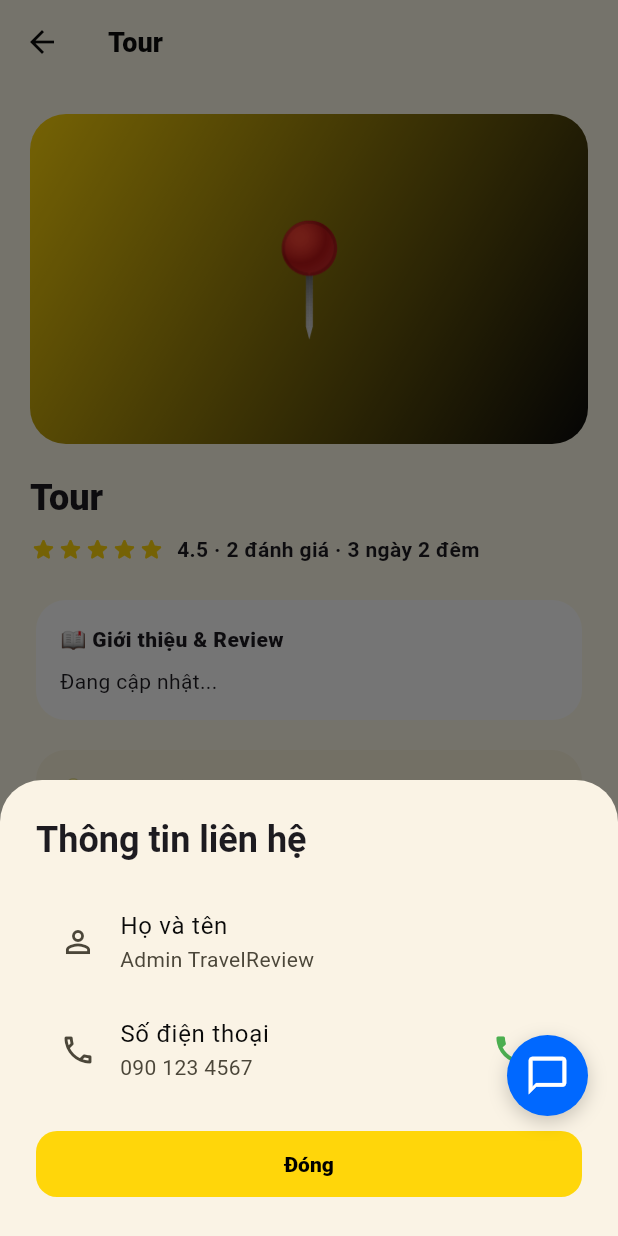
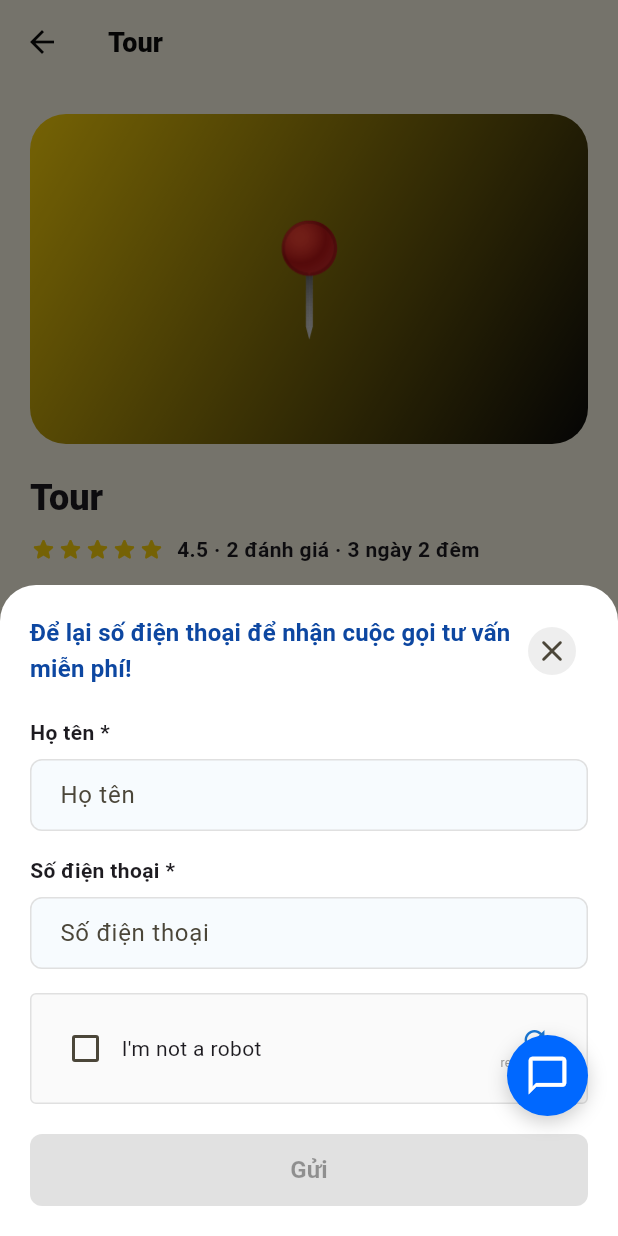
Before and after one commit to tantrung604-byte/travelreview, a Flutter app: the TourDetailScreen screen opened directly with empty values, after a tap on "Liên hệ", on a phone screen of 412 x 824 dp. Run offline on Flutter 3.47's test engine with Material 3 defaults, Android fonts, the phone set to English and light mode, and no system bars; our stand-ins replace cloud_firestore, firebase_auth, firebase_core, firebase_storage, flutter_riverpod, go_router and 2 more; accounts and stored records are empty.

Commit message:
Update contact modal UI to match provided design

```diff
--- a/lib/features/tour/tour_detail_screen.dart
+++ b/lib/features/tour/tour_detail_screen.dart
@@ -130,43 +130,14 @@ class _TourDetailScreenState extends ConsumerState<TourDetailScreen> {
           onPressed: () {
             showModalBottomSheet(
               context: context,
-              builder: (context) => Padding(
-                padding: const EdgeInsets.all(24),
-                child: Column(
-                  mainAxisSize: MainAxisSize.min,
-                  crossAxisAlignment: CrossAxisAlignment.start,
-                  children: [
-                    Text('Thông tin liên hệ', style: theme.textTheme.headlineSmall?.copyWith(fontWeight: FontWeight.bold)),
-                    const SizedBox(height: 16),
-                    const ListTile(
-                      leading: Icon(Icons.person_outline),
-                      title: Text('Họ và tên'),
-                      subtitle: Text('Admin TravelReview'),
-                    ),
-                    ListTile(
-                      leading: const Icon(Icons.phone_outlined),
-                      title: const Text('Số điện thoại'),
-                      subtitle: const Text('090 123 4567'),
-                      trailing: IconButton(
-                        icon: const Icon(Icons.call, color: Colors.green),
-                        onPressed: () async {
-                          final url = Uri.parse('tel:0901234567');
-                          if (await canLaunchUrl(url)) {
-                            await launchUrl(url);
-                          }
-                        },
-                      ),
-                    ),
-                    const SizedBox(height: 16),
-                    SizedBox(
-                      width: double.infinity,
-                      child: FilledButton(
-                        onPressed: () => Navigator.pop(context),
-                        child: const Text('Đóng'),
-                      ),
-                    ),
-                  ],
-                ),
+              isScrollControlled: true,
+              backgroundColor: Colors.white,
+              shape: const RoundedRectangleBorder(
+                borderRadius: BorderRadius.vertical(top: Radius.circular(24)),
+              ),
+              builder: (context) => _ContactFormModal(
+                tourTitle: title,
+                onSend: (name, phone) => _sendContactEmail(title),
               ),
             );
           },
@@ -480,3 +451,151 @@ class _ReviewData {
   final String content;
   final String date;
 }
+
+class _ContactFormModal extends StatefulWidget {
+  final String tourTitle;
+  final Function(String name, String phone) onSend;
+
+  const _ContactFormModal({required this.tourTitle, required this.onSend});
+
+  @override
+  State<_ContactFormModal> createState() => _ContactFormModalState();
+}
+
+class _ContactFormModalState extends State<_ContactFormModal> {
+  final _nameController = TextEditingController();
+  final _phoneController = TextEditingController();
+  bool _isRobotChecked = false;
+
+  @override
+  void dispose() {
+    _nameController.dispose();
+    _phoneController.dispose();
+    super.dispose();
+  }
+
+  @override
+  Widget build(BuildContext context) {
+    final theme = Theme.of(context);
+
+    return Container(
+      padding: EdgeInsets.only(
+        left: 20,
+        right: 20,
+        top: 20,
+        bottom: MediaQuery.of(context).viewInsets.bottom + 20,
+      ),
+      child: Column(
+        mainAxisSize: MainAxisSize.min,
+        crossAxisAlignment: CrossAxisAlignment.start,
+        children: [
+          Row(
+            mainAxisAlignment: MainAxisAlignment.spaceBetween,
+            children: [
+              Expanded(
+                child: Text(
+                  'Để lại số điện thoại để nhận cuộc gọi tư vấn miễn phí!',
+                  style: theme.textTheme.titleMedium?.copyWith(
+                    fontWeight: FontWeight.bold,
+                    color: Colors.blue.shade900,
+                  ),
+                ),
+              ),
+              IconButton(
+                onPressed: () => Navigator.pop(context),
+                icon: const Icon(Icons.close_rounded),
+                style: IconButton.styleFrom(
+                  backgroundColor: Colors.grey.shade200,
+                  padding: EdgeInsets.zero,
+                  minimumSize: const Size(32, 32),
+                ),
+              ),
+            ],
+          ),
+          const SizedBox(height: 20),
+          const Text('Họ tên *', style: TextStyle(fontWeight: FontWeight.w600)),
+          const SizedBox(height: 8),
+          TextField(
+            controller: _nameController,
+            decoration: InputDecoration(
+              hintText: 'Họ tên',
+              fillColor: Colors.blue.shade50.withOpacity(0.3),
+              filled: true,
+              border: OutlineInputBorder(
+                borderRadius: BorderRadius.circular(8),
+                borderSide: BorderSide(color: Colors.grey.shade300),
+              ),
+              enabledBorder: OutlineInputBorder(
+                borderRadius: BorderRadius.circular(8),
+                borderSide: BorderSide(color: Colors.grey.shade300),
+              ),
+              contentPadding: const EdgeInsets.symmetric(horizontal: 16, vertical: 12),
+            ),
+          ),
+          const SizedBox(height: 16),
+          const Text('Số điện thoại *', style: TextStyle(fontWeight: FontWeight.w600)),
+          const SizedBox(height: 8),
+          TextField(
+            controller: _phoneController,
+            keyboardType: TextInputType.phone,
+            decoration: InputDecoration(
+              hintText: 'Số điện thoại',
+              fillColor: Colors.blue.shade50.withOpacity(0.3),
+              filled: true,
+              border: OutlineInputBorder(
+                borderRadius: BorderRadius.circular(8),
+                borderSide: BorderSide(color: Colors.grey.shade300),
+              ),
+              enabledBorder: OutlineInputBorder(
+                borderRadius: BorderRadius.circular(8),
+                borderSide: BorderSide(color: Colors.grey.shade300),
+              ),
+              contentPadding: const EdgeInsets.symmetric(horizontal: 16, vertical: 12),
+            ),
+          ),
+          const SizedBox(height: 16),
+          // Giả lập reCAPTCHA
+          Container(
+            padding: const EdgeInsets.all(12),
+            decoration: BoxDecoration(
+              color: Colors.grey.shade50,
+              border: Border.all(color: Colors.grey.shade300),
+              borderRadius: BorderRadius.circular(4),
+            ),
+            child: Row(
+              children: [
+                Checkbox(
+                  value: _isRobotChecked,
+                  onChanged: (v) => setState(() => _isRobotChecked = v ?? false),
+                ),
+                const Expanded(child: Text("I'm not a robot")),
+                Column(
+                  mainAxisSize: MainAxisSize.min,
+                  children: [
+                    Icon(Icons.refresh, color: Colors.blue.shade700, size: 20),
+                    const Text('reCAPTCHA', style: TextStyle(fontSize: 8, color: Colors.grey)),
+                  ],
+                ),
+              ],
+            ),
+          ),
+          const SizedBox(height: 20),
+          SizedBox(
+            width: double.infinity,
+            height: 48,
+            child: FilledButton(
+              onPressed: _isRobotChecked
+                  ? () => widget.onSend(_nameController.text, _phoneController.text)
+                  : null,
+              style: FilledButton.styleFrom(
+                backgroundColor: Colors.blue.shade700,
+                shape: RoundedRectangleBorder(borderRadius: BorderRadius.circular(8)),
+              ),
+              child: const Text('Gửi', style: TextStyle(fontSize: 16, fontWeight: FontWeight.bold)),
+            ),
+          ),
+        ],
+      ),
+    );
+  }
+}
```
